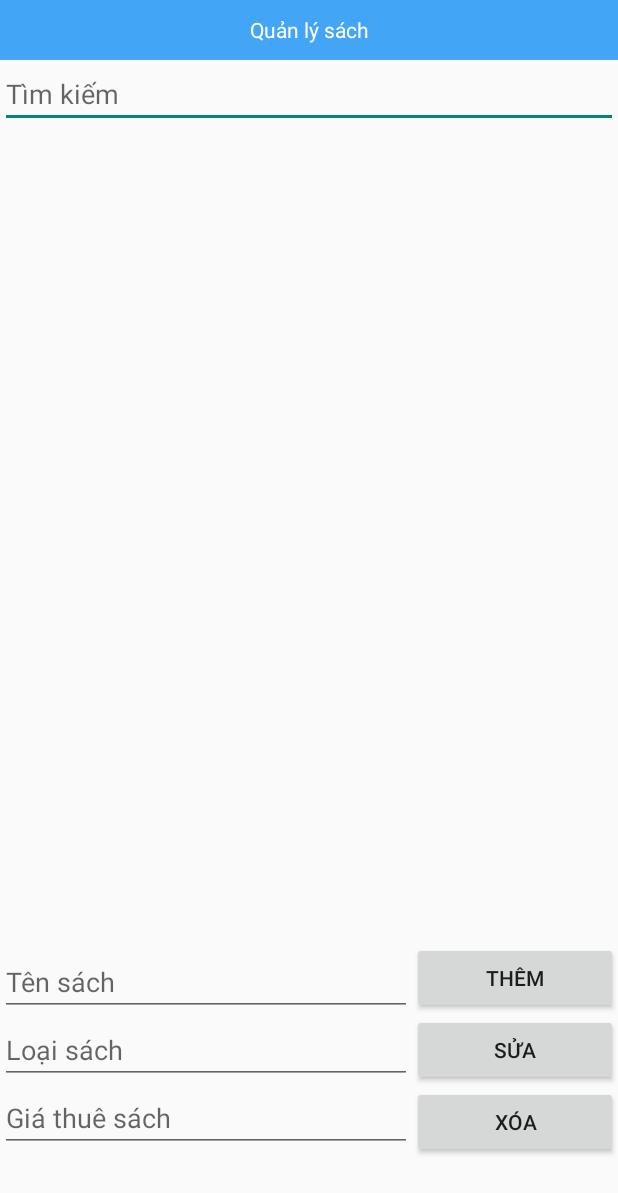
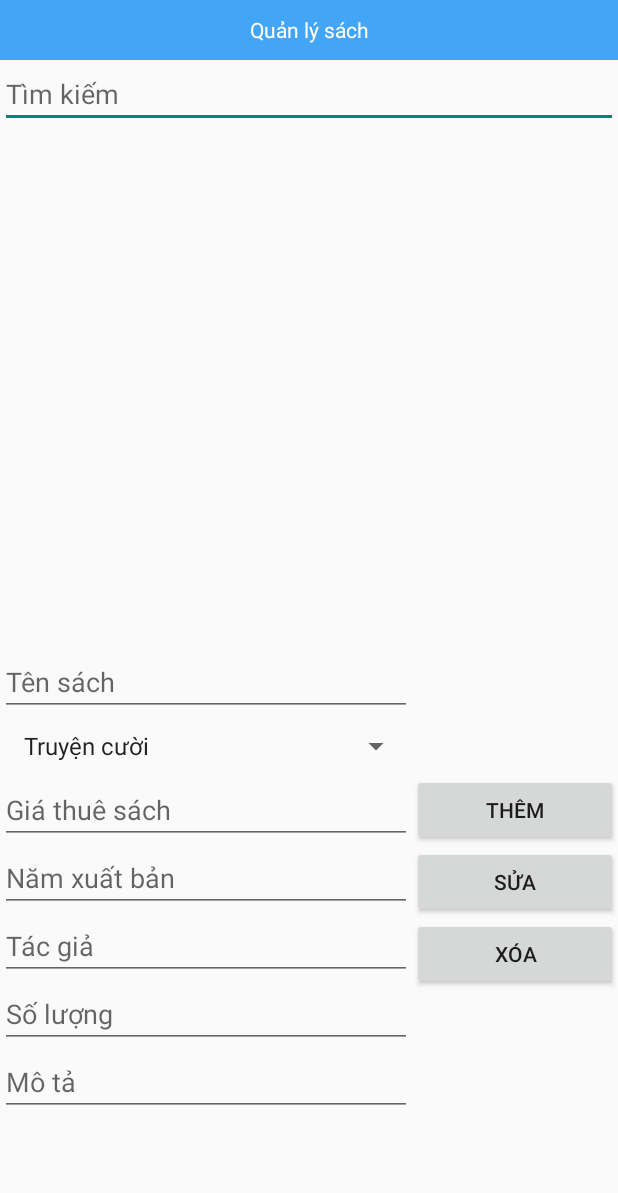
Before and after one commit to thanhtonvk/QuanLyThuVien, an Android app: the QuanLySachActivity screen opened directly, with no data from a screen before it, after a tap on "THÊM", on a phone screen of 412 x 824 dp. Shown: the top 1193 px of the screen. Run offline under Robolectric (Android 15) with nearby library versions, the phone set to English and light mode, and no system bars; 8 statements that could not run were skipped.

Commit message:
update full

```diff
--- a/app/src/main/java/com/example/quanlythuvien/Activity/MuonSachActivity.java
+++ b/app/src/main/java/com/example/quanlythuvien/Activity/MuonSachActivity.java
@@ -22,6 +22,7 @@ import com.example.quanlythuvien.Model.MuonSach;
 import com.example.quanlythuvien.R;
 
 import java.time.LocalDate;
+import java.util.ArrayList;
 import java.util.List;
 
 public class MuonSachActivity extends AppCompatActivity {
--- a/app/src/main/java/com/example/quanlythuvien/Activity/QuanLySachActivity.java
+++ b/app/src/main/java/com/example/quanlythuvien/Activity/QuanLySachActivity.java
@@ -1,5 +1,6 @@
 package com.example.quanlythuvien.Activity;
 
+import android.app.Dialog;
 import android.os.Bundle;
 import android.view.View;
 import android.widget.AdapterView;
@@ -8,6 +9,8 @@ import android.widget.AutoCompleteTextView;
 import android.widget.Button;
 import android.widget.EditText;
 import android.widget.ListView;
+import android.widget.Spinner;
+import android.widget.TextView;
 
 import androidx.appcompat.app.AppCompatActivity;
 
@@ -18,7 +21,8 @@ import com.example.quanlythuvien.R;
 import java.util.List;
 
 public class QuanLySachActivity extends AppCompatActivity {
-    EditText edt_ten, edt_loai, edt_gia;
+    EditText edt_ten, edt_gia, edt_namxb, edt_tacgia, edt_soluong, edt_mota;
+    Spinner sp_loai;
     AutoCompleteTextView edt_timkiem;
     ListView lv_sach;
     Button btn_them, btn_sua, btn_xoa;
@@ -26,6 +30,9 @@ public class QuanLySachActivity extends AppCompatActivity {
     List<Sach> sachList;
     SachDAO sachDAO;
     Sach sach;
+    ArrayAdapter<String> loaiSachAdapter;
+    //loại sách
+    String[] loaiSachs = {"Truyện cười", "Khoa học"};
 
     @Override
     protected void onCreate(Bundle savedInstanceState) {
@@ -37,11 +44,28 @@ public class QuanLySachActivity extends AppCompatActivity {
         onClick();
     }
 
+    private void anhXa() {
+        edt_ten = findViewById(R.id.edt_ten);
+        sp_loai = findViewById(R.id.sp_loai);
+        edt_gia = findViewById(R.id.edt_gia);
+        edt_timkiem = findViewById(R.id.edt_timkiem);
+        lv_sach = findViewById(R.id.lv_sach);
+        btn_them = findViewById(R.id.btn_them);
+        btn_sua = findViewById(R.id.btn_sua);
+        btn_xoa = findViewById(R.id.btn_xoa);
+        edt_namxb = findViewById(R.id.edt_namxb);
+        edt_tacgia = findViewById(R.id.edt_tacgia);
+        edt_soluong = findViewById(R.id.edt_soluong);
+        edt_mota = findViewById(R.id.edt_mota);
+    }
+
     private void loadDuLieu() {
         sachList = sachDAO.getSachs();
         sachArrayAdapter = new ArrayAdapter<>(this, android.R.layout.simple_list_item_1, sachList);
         lv_sach.setAdapter(sachArrayAdapter);
         edt_timkiem.setAdapter(sachArrayAdapter);
+        loaiSachAdapter = new ArrayAdapter<>(this, android.R.layout.simple_list_item_1, loaiSachs);
+        sp_loai.setAdapter(loaiSachAdapter);
     }
 
     private void onClick() {
@@ -49,9 +73,13 @@ public class QuanLySachActivity extends AppCompatActivity {
             @Override
             public void onClick(View view) {
                 String tensach = edt_ten.getText().toString();
-                String loai = edt_loai.getText().toString();
+                String loai = loaiSachs[sp_loai.getSelectedItemPosition()];
                 String gia = edt_gia.getText().toString();
-                Sach sach = new Sach(tensach, loai, Integer.parseInt(gia));
+                String mota = edt_mota.getText().toString();
+                String namxb = edt_namxb.getText().toString();
+                String tacgia = edt_tacgia.getText().toString();
+                String soluong = edt_soluong.getText().toString();
+                Sach sach = new Sach(tensach, loai, Integer.parseInt(gia), Integer.parseInt(namxb), tacgia, Integer.parseInt(soluong), mota);
                 sachDAO.updateSach(sach, false);
                 loadDuLieu();
             }
@@ -61,8 +89,12 @@ public class QuanLySachActivity extends AppCompatActivity {
             public void onItemClick(AdapterView<?> adapterView, View view, int i, long l) {
                 sach = sachList.get(i);
                 edt_ten.setText(sach.getTensach());
-                edt_gia.setText(sach.getGiathue()+"");
-                edt_loai.setText(sach.getLoaisach());
+                edt_gia.setText(sach.getGiathue() + "");
+                edt_soluong.setText(sach.getSoluong() + "");
+                edt_namxb.setText(sach.getNamxb() + "");
+                edt_mota.setText(sach.getMota());
+                edt_tacgia.setText(sach.getTacgia());
+                showDialog();
             }
         });
         btn_sua.setOnClickListener(new View.OnClickListener() {
@@ -70,11 +102,19 @@ public class QuanLySachActivity extends AppCompatActivity {
             public void onClick(View view) {
                 if (sach != null) {
                     String tensach = edt_ten.getText().toString();
-                    String loai = edt_loai.getText().toString();
+                    String loai = loaiSachs[sp_loai.getSelectedItemPosition()];
                     String gia = edt_gia.getText().toString();
+                    String mota = edt_mota.getText().toString();
+                    String namxb = edt_namxb.getText().toString();
+                    String tacgia = edt_tacgia.getText().toString();
+                    String soluong = edt_soluong.getText().toString();
                     sach.setTensach(tensach);
                     sach.setLoaisach(loai);
                     sach.setGiathue(Integer.parseInt(gia));
+                    sach.setMota(mota);
+                    sach.setNamxb(Integer.parseInt(namxb));
+                    sach.setTacgia(tacgia);
+                    sach.setSoluong(Integer.parseInt(soluong));
                     sachDAO.updateSach(sach, true);
                     loadDuLieu();
                 }
@@ -91,15 +131,25 @@ public class QuanLySachActivity extends AppCompatActivity {
         });
     }
 
+    private void showDialog() {
+        Dialog dialog = new Dialog(this);
+        dialog.setContentView(R.layout.item_sach);
+        TextView tv_ten, tv_gia, tv_soluong, tv_namxb, tv_mota, tv_tacgia, tv_loai;
+        tv_ten = dialog.findViewById(R.id.tv_tensach);
+        tv_loai = dialog.findViewById(R.id.tv_loaisach);
+        tv_gia = dialog.findViewById(R.id.tv_giathue);
+        tv_soluong = dialog.findViewById(R.id.tv_soluong);
+        tv_namxb = dialog.findViewById(R.id.tv_namxb);
+        tv_tacgia = dialog.findViewById(R.id.tv_tacgia);
+        tv_mota = dialog.findViewById(R.id.tv_mota);
+        tv_ten.setText(sach.getTensach());
+        tv_loai.setText(sach.getLoaisach());
+        tv_gia.setText(sach.getGiathue() + " VNĐ");
+        tv_soluong.setText(sach.getSoluong() + " Quyển");
+        tv_namxb.setText(sach.getNamxb() + "");
+        tv_tacgia.setText(sach.getTacgia());
+        tv_mota.setText(sach.getMota());
+        dialog.show();
+    }
 
-    private void anhXa() {
-        edt_ten = findViewById(R.id.edt_ten);
-        edt_loai = findViewById(R.id.edt_loai);
-        edt_gia = findViewById(R.id.edt_gia);
-        edt_timkiem = findViewById(R.id.edt_timkiem);
-        lv_sach = findViewById(R.id.lv_sach);
-        btn_them = findViewById(R.id.btn_them);
-        btn_sua = findViewById(R.id.btn_sua);
-        btn_xoa = findViewById(R.id.btn_xoa);
-    }
 }
--- a/app/src/main/java/com/example/quanlythuvien/DAO/SachDAO.java
+++ b/app/src/main/java/com/example/quanlythuvien/DAO/SachDAO.java
@@ -27,7 +27,7 @@ public class SachDAO {
         List<Sach> sachList = new ArrayList<>();
         cursor.moveToFirst();
         while (!cursor.isAfterLast()) {
-            Sach sach = new Sach(cursor.getInt(0), cursor.getString(1), cursor.getString(2), cursor.getInt(3));
+            Sach sach = new Sach(cursor.getInt(0), cursor.getString(1), cursor.getString(2), cursor.getInt(3),cursor.getInt(4),cursor.getString(5),cursor.getInt(6),cursor.getString(7));
             sachList.add(sach);
             cursor.moveToNext();
         }
@@ -39,6 +39,10 @@ public class SachDAO {
         values.put("tensach", sach.getTensach());
         values.put("loaisach", sach.getLoaisach());
         values.put("giathue", sach.getGiathue());
+        values.put("namxb",sach.getNamxb());
+        values.put("tacgia",sach.getTacgia());
+        values.put("soluong",sach.getSoluong());
+        values.put("mota",sach.getMota());
         if (isUpdate) {
             values.put("id", sach.getId());
             database.update("Sach", values, "id = ?", new String[]{sach.getId() + ""});
--- a/app/src/main/java/com/example/quanlythuvien/Sqlite/DBHelper.java
+++ b/app/src/main/java/com/example/quanlythuvien/Sqlite/DBHelper.java
@@ -17,7 +17,11 @@ public class DBHelper extends SQLiteOpenHelper {
                 "id integer primary key autoincrement," +
                 "tensach nvarchar(100) not null," +
                 "loaisach nvarchar(50) not null," +
-                "giathue integer)");
+                "giathue integer," +
+                "namxb integer," +
+                "tacgia nvarchar(50)," +
+                "soluong int," +
+                "mota nvarchar(100))");
         sqLiteDatabase.execSQL("create table MuonSach(" +
                 "id integer primary key autoincrement," +
                 "idsach integer," +
--- a/app/src/main/res/layout/activity_quan_ly_sach.xml
+++ b/app/src/main/res/layout/activity_quan_ly_sach.xml
@@ -32,11 +32,13 @@
             android:layout_height="match_parent" />
     </LinearLayout>
 
-
+    <ScrollView
+        android:layout_width="match_parent"
+        android:layout_height="match_parent"
+        android:layout_weight="1">
         <LinearLayout
             android:layout_width="match_parent"
-        android:layout_height="match_parent"
-        android:layout_weight="2">
+            android:layout_height="match_parent">
 
             <LinearLayout
                 android:layout_width="match_parent"
@@ -51,10 +53,10 @@
                     android:layout_height="wrap_content"
                     android:hint="Tên sách" />
 
-            <EditText
-                android:id="@+id/edt_loai"
+                <Spinner
+                    android:id="@+id/sp_loai"
                     android:layout_width="match_parent"
-                android:layout_height="wrap_content"
+                    android:layout_height="40dp"
                     android:hint="Loại sách" />
 
                 <EditText
@@ -64,6 +66,31 @@
                     android:hint="Giá thuê sách"
                     android:inputType="number" />
 
+                <EditText
+                    android:id="@+id/edt_namxb"
+                    android:layout_width="match_parent"
+                    android:layout_height="wrap_content"
+                    android:hint="Năm xuất bản"
+                    android:inputType="number" />
+
+                <EditText
+                    android:id="@+id/edt_tacgia"
+                    android:layout_width="match_parent"
+                    android:layout_height="wrap_content"
+                    android:hint="Tác giả" />
+
+                <EditText
+                    android:id="@+id/edt_soluong"
+                    android:layout_width="match_parent"
+                    android:layout_height="wrap_content"
+                    android:hint="Số lượng"
+                    android:inputType="number" />
+
+                <EditText
+                    android:id="@+id/edt_mota"
+                    android:layout_width="match_parent"
+                    android:layout_height="wrap_content"
+                    android:hint="Mô tả" />
             </LinearLayout>
 
             <LinearLayout
@@ -92,4 +119,6 @@
                     android:text="Xóa" />
             </LinearLayout>
         </LinearLayout>
+    </ScrollView>
+
 </LinearLayout>
--- a/app/src/main/res/layout/activity_them_muon_sach.xml
+++ b/app/src/main/res/layout/activity_them_muon_sach.xml
@@ -14,10 +14,10 @@
         android:enabled="false"
         android:hint="Tên sách" />
 
-    <EditText
+    <Spinner
         android:id="@+id/edt_ten"
         android:layout_width="match_parent"
-        android:layout_height="wrap_content"
+        android:layout_height="40dp"
         android:hint="Họ tên người mượn" />
 
     <EditText
```
Also changed, not shown: app/src/main/java/com/example/quanlythuvien/Activity/ThemMuonSachActivity.java (+15 -2 lines), app/src/main/java/com/example/quanlythuvien/Model/Sach.java (+46 -3 lines), app/src/main/res/layout/item_sach.xml (added, +118 -0 lines). Lines whose indentation alone changed are shown as unchanged.
